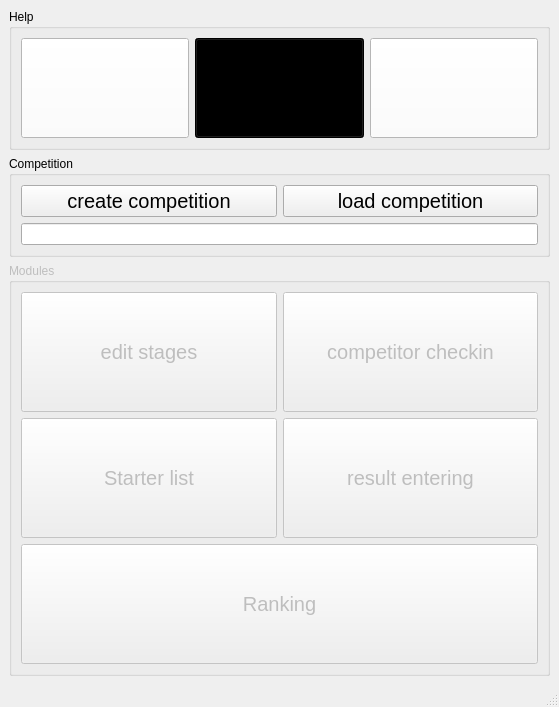
Qt form code/ncm_mainwindow.ui (DavidEilenstein/Ninja_Competition_Manager) before a commit.
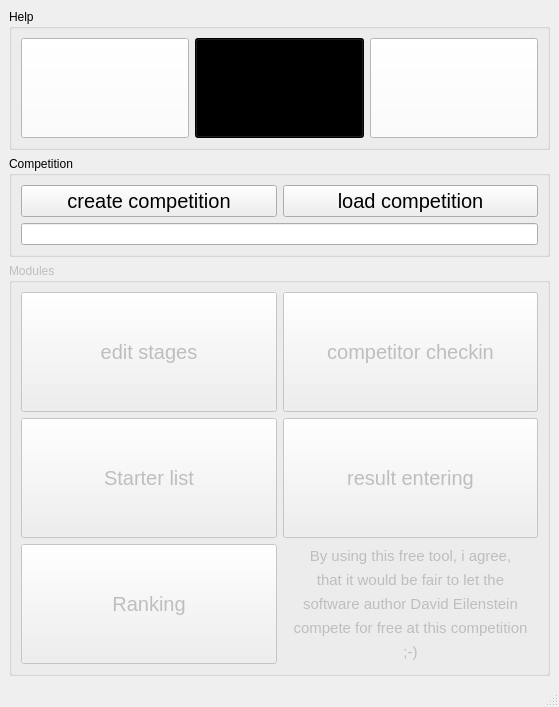
The same form after that commit.

```diff
--- a/code/ncm_mainwindow.ui
+++ b/code/ncm_mainwindow.ui
@@ -163,7 +163,7 @@
          </property>
         </widget>
        </item>
-       <item row="4" column="0" colspan="2">
+       <item row="4" column="0">
         <widget class="QPushButton" name="pushButton_Ranking">
          <property name="sizePolicy">
           <sizepolicy hsizetype="Minimum" vsizetype="Preferred">
@@ -191,6 +191,78 @@
          </property>
         </widget>
        </item>
+       <item row="4" column="1">
+        <layout class="QGridLayout" name="gridLayout_5">
+         <property name="spacing">
+          <number>0</number>
+         </property>
+         <item row="3" column="0">
+          <widget class="QLabel" name="label_4">
+           <property name="styleSheet">
+            <string notr="true">font-size: 15px;</string>
+           </property>
+           <property name="text">
+            <string>compete for free at this competition</string>
+           </property>
+           <property name="alignment">
+            <set>Qt::AlignCenter</set>
+           </property>
+          </widget>
+         </item>
+         <item row="2" column="0">
+          <widget class="QLabel" name="label_3">
+           <property name="styleSheet">
+            <string notr="true">font-size: 15px;</string>
+           </property>
+           <property name="text">
+            <string>software author David Eilenstein</string>
+           </property>
+           <property name="alignment">
+            <set>Qt::AlignCenter</set>
+           </property>
+          </widget>
+         </item>
+         <item row="0" column="0">
+          <widget class="QLabel" name="label">
+           <property name="styleSheet">
+            <string notr="true">font-size: 15px;</string>
+           </property>
+           <property name="text">
+            <string>By using this free tool, i agree,</string>
+           </property>
+           <property name="alignment">
+            <set>Qt::AlignCenter</set>
+           </property>
+          </widget>
+         </item>
+         <item row="1" column="0">
+          <widget class="QLabel" name="label_2">
+           <property name="styleSheet">
+            <string notr="true">font-size: 15px;</string>
+           </property>
+           <property name="text">
+            <string>that it would be fair to let the</string>
+           </property>
+           <property name="alignment">
+            <set>Qt::AlignCenter</set>
+           </property>
+          </widget>
+         </item>
+         <item row="4" column="0">
+          <widget class="QLabel" name="label_5">
+           <property name="styleSheet">
+            <string notr="true">font-size: 15px;</string>
+           </property>
+           <property name="text">
+            <string>;-)</string>
+           </property>
+           <property name="alignment">
+            <set>Qt::AlignCenter</set>
+           </property>
+          </widget>
+         </item>
+        </layout>
+       </item>
       </layout>
      </widget>
     </item>
```
